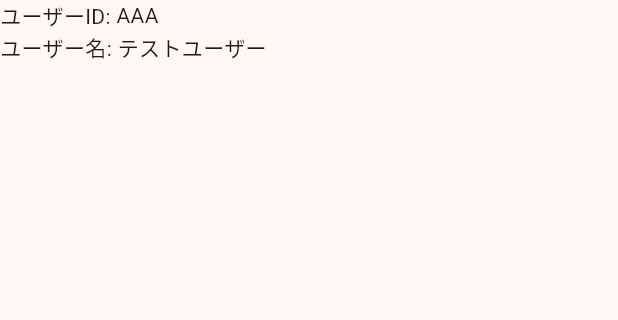
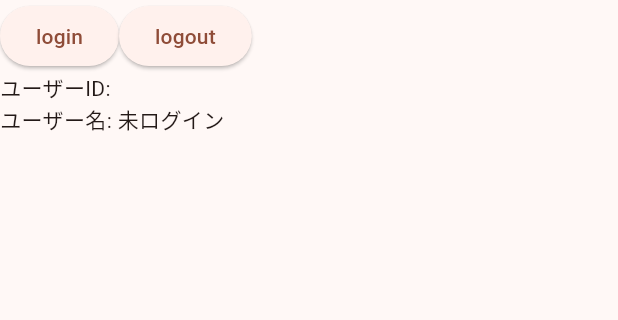
Before and after one commit to negi524/diary_demo_app, a Flutter app: the screen it shows after launch, item 3 of the bottom bar chosen, on a phone screen of 412 x 824 dp, the part 84-404 px from its top. Run offline on Flutter 3.47's test engine with Material 3 defaults, Android fonts, the phone set to English and light mode, and no system bars; our stand-ins replace firebase_auth, firebase_core, get_it; missing offline and left inert: flutter_radar_chart; accounts and stored records are empty; statements that could not run were skipped.

Commit message:
feat: ログイン処理とログアウト処理実装

```diff
--- a/lib/domain/user_property.dart
+++ b/lib/domain/user_property.dart
@@ -17,7 +17,10 @@ class UserProperty {
   }
 
   /// ログインユーザーを生成する
-  factory UserProperty.createAuthenticatedUser() {
-    return UserProperty._(id: 'AAA', name: 'テストユーザー', isLogin: true);
+  factory UserProperty.createAuthenticatedUser({
+    required String userId,
+    required String userName,
+  }) {
+    return UserProperty._(id: userId, name: userName, isLogin: true);
   }
 }
--- a/lib/widget/profile_widget.dart
+++ b/lib/widget/profile_widget.dart
@@ -15,9 +15,22 @@ class ProfileWidget extends StatelessWidget {
         print('fuga');
       }
     });
-    userState.login();
     return Column(
       children: [
+        Row(
+          children: [
+            ElevatedButton(
+                onPressed: () {
+                  userState.login();
+                },
+                child: Text('login')),
+            ElevatedButton(
+                onPressed: () {
+                  userState.logout();
+                },
+                child: Text('logout')),
+          ],
+        ),
         Row(
           children: [
             Text('ユーザーID: '),
```
Also changed, not shown: lib/state/user_state.dart (+21 -3 lines).
